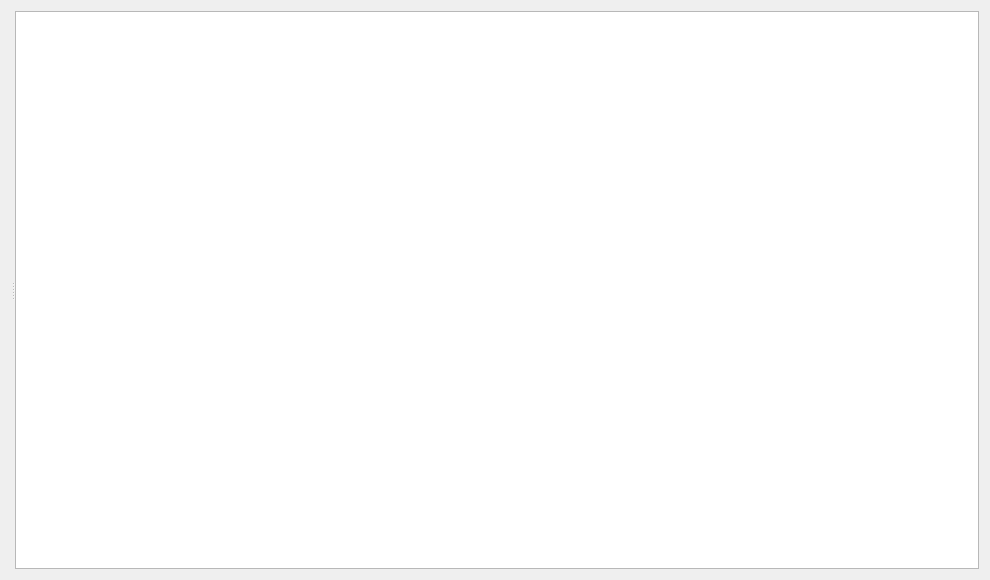
First picture: the form in mnemosyne/mnemosyne/pyqt_ui/browse_cards_dlg.ui, repository mnemosyne-proj/mnemosyne, before the edit.
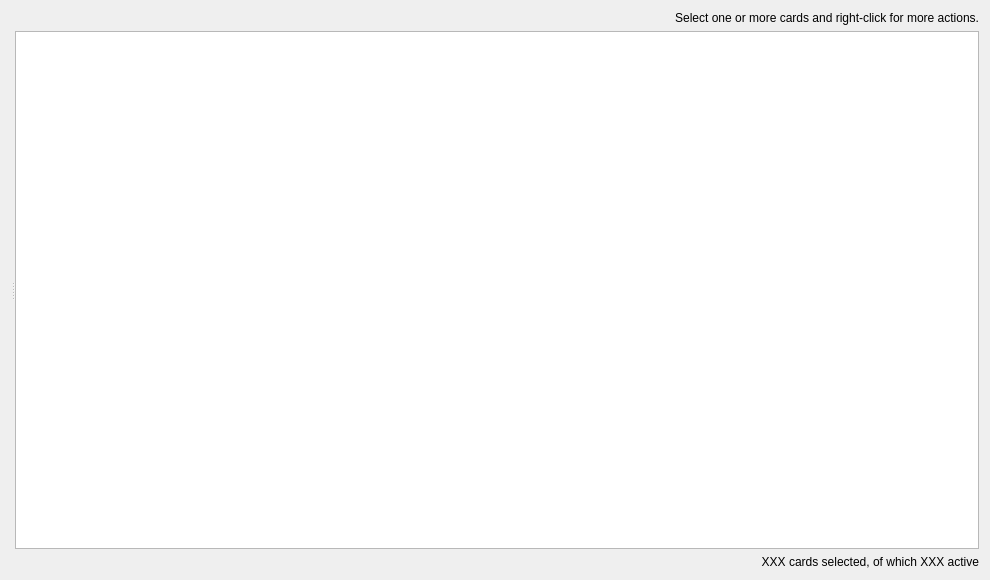
Second picture: the form after the edit.

Commit message: Add selected and active count to card browser.

Diff of the .ui file:
```diff
--- a/mnemosyne/mnemosyne/pyqt_ui/browse_cards_dlg.ui
+++ b/mnemosyne/mnemosyne/pyqt_ui/browse_cards_dlg.ui
@@ -24,6 +24,19 @@
        <enum>Qt::Vertical</enum>
       </property>
      </widget>
+     <widget class="QWidget" name="layoutWidget">
+      <layout class="QVBoxLayout" name="verticalLayout">
+       <item>
+        <widget class="QLabel" name="label_2">
+         <property name="text">
+          <string>Select one or more cards and right-click for more actions.</string>
+         </property>
+         <property name="alignment">
+          <set>Qt::AlignRight|Qt::AlignTrailing|Qt::AlignVCenter</set>
+         </property>
+        </widget>
+       </item>
+       <item>
      <widget class="QTableView" name="table">
       <property name="selectionBehavior">
        <enum>QAbstractItemView::SelectRows</enum>
@@ -31,6 +44,19 @@
       <property name="sortingEnabled">
        <bool>true</bool>
       </property>
+        </widget>
+       </item>
+       <item>
+        <widget class="QLabel" name="counter_label">
+         <property name="text">
+          <string>XXX cards selected, of which XXX active</string>
+         </property>
+         <property name="alignment">
+          <set>Qt::AlignRight|Qt::AlignTrailing|Qt::AlignVCenter</set>
+         </property>
+        </widget>
+       </item>
+      </layout>
      </widget>
     </widget>
    </item>
```
Lines whose indentation alone changed are shown as unchanged. The commit also changes 55 other files.
